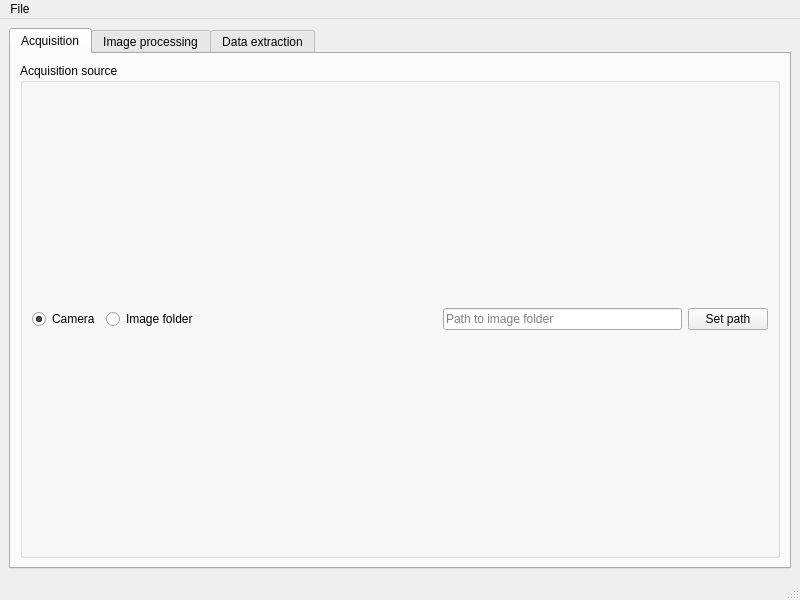
The window that src/CellSorter/gui/mainwindow.ui (mortbopet/RTOC) describes before a commit, drawn with Qt 5.
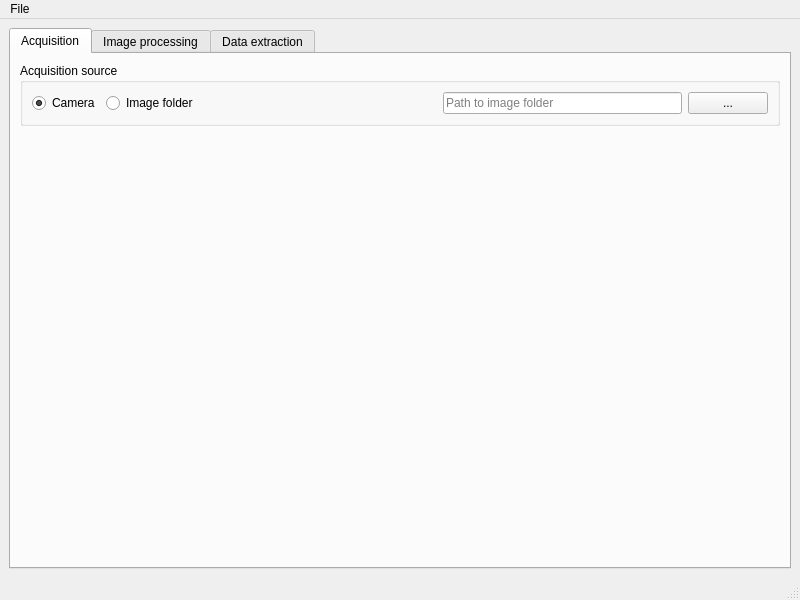
The same window after the commit.

Patch:
```diff
--- a/src/CellSorter/gui/mainwindow.ui
+++ b/src/CellSorter/gui/mainwindow.ui
@@ -26,7 +26,7 @@
        </attribute>
        <layout class="QGridLayout" name="gridLayout_4">
         <item row="0" column="0">
-         <layout class="QVBoxLayout" name="verticalLayout" stretch="0,1">
+         <layout class="QVBoxLayout" name="verticalLayout" stretch="0,0">
           <item>
            <layout class="QHBoxLayout" name="horizontalLayout">
             <item>
@@ -57,12 +57,15 @@
                  <item row="0" column="4">
                   <widget class="QPushButton" name="pushButton">
                    <property name="text">
-                    <string>Set path</string>
+                    <string>...</string>
                    </property>
                   </widget>
                  </item>
                  <item row="0" column="3">
-                  <widget class="QLineEdit" name="lineEdit">
+                  <widget class="QLineEdit" name="folderPath">
+                   <property name="readOnly">
+                    <bool>true</bool>
+                   </property>
                    <property name="placeholderText">
                     <string>Path to image folder</string>
                    </property>
@@ -89,7 +92,22 @@
            </layout>
           </item>
           <item>
-           <layout class="QGridLayout" name="acqLayout"/>
+           <widget class="QStackedWidget" name="acqWidgets">
+            <widget class="QWidget" name="page">
+             <layout class="QGridLayout" name="gridLayout_7">
+              <item row="0" column="0">
+               <layout class="QGridLayout" name="acqLayout"/>
+              </item>
+             </layout>
+            </widget>
+            <widget class="QWidget" name="page_2">
+             <layout class="QGridLayout" name="gridLayout_8">
+              <item row="0" column="0">
+               <layout class="QVBoxLayout" name="imageLayout"/>
+              </item>
+             </layout>
+            </widget>
+           </widget>
           </item>
          </layout>
         </item>
```
Left out of the diff: 2 changed lines with no effect on the pictures.
